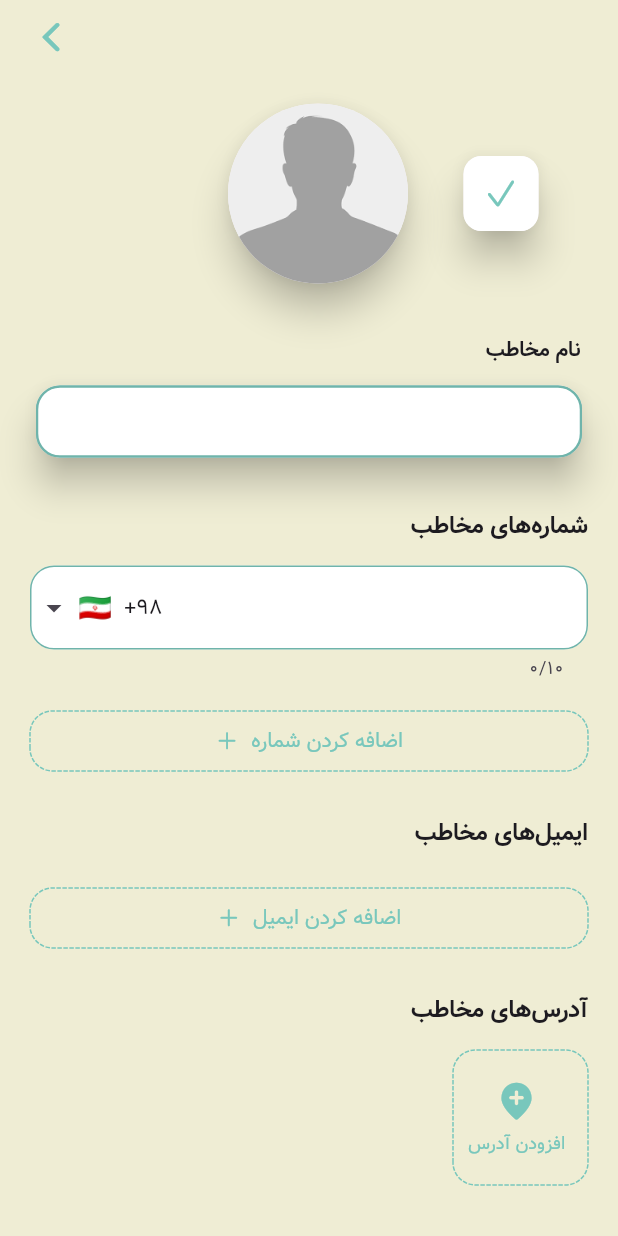
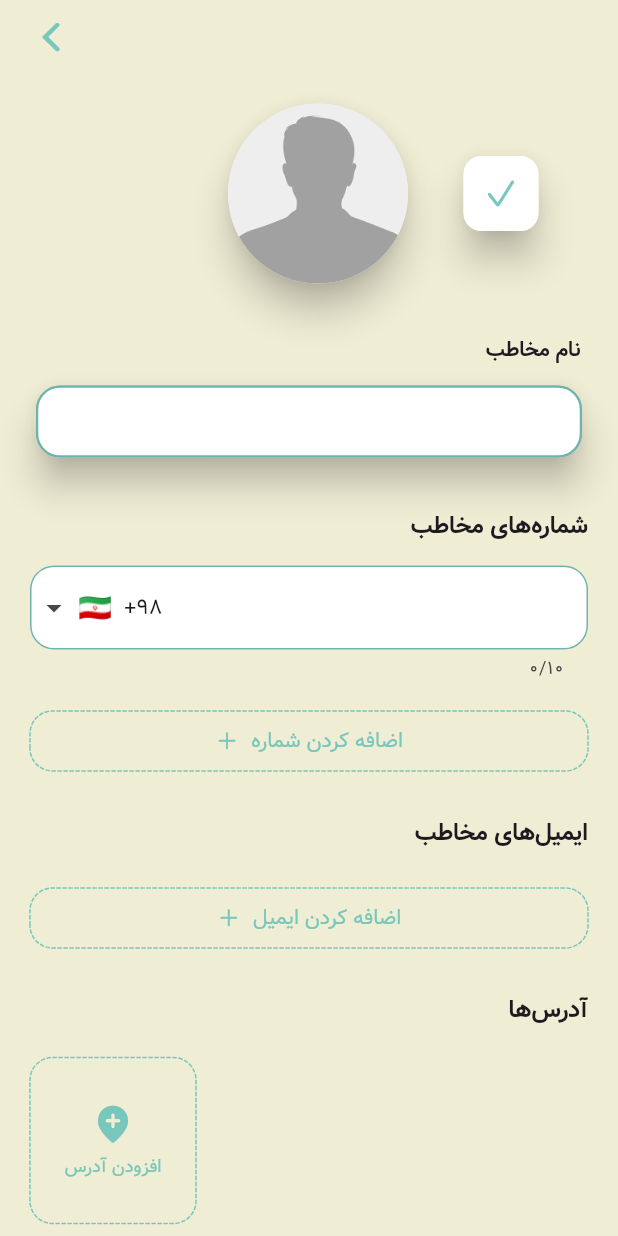
Before and after one commit to pooya-dani76/Contact-App, a Flutter app: the EditPage screen opened by its route, on a phone screen of 412 x 824 dp. Run offline on Flutter 3.47's test engine with Material 3 defaults, Android fonts, the phone set to English and light mode, and no system bars; drawn by our look-alikes of auto_size_text, dotted_border, intl_phone_field; our stand-ins replace another_flushbar, flutter_map, flutter_spinkit, get, image_cropper, image_picker and 6 more; missing offline and left inert: flutter_phone_direct_caller, maps_launcher; accounts and stored records are empty.

Commit message:
Address System Complete, Directions to Address Using Google Map

```diff
--- a/lib/pages/edit_page/view/address_getter.dart
+++ b/lib/pages/edit_page/view/address_getter.dart
@@ -1,7 +1,9 @@
 import 'package:dotted_border/dotted_border.dart';
 import 'package:flutter/material.dart';
 import 'package:get/get.dart';
+import 'package:latlong2/latlong.dart';
 import 'package:special_phone_book/pages/edit_page/controller/edit_page_controller.dart';
+import 'package:special_phone_book/pages/widgets/address_tile.dart';
 import 'package:special_phone_book/pages/widgets/custom_text.dart';
 
 class AddressGetter extends StatelessWidget {
@@ -15,34 +17,27 @@ class AddressGetter extends StatelessWidget {
           crossAxisAlignment: CrossAxisAlignment.end,
           children: [
             const CustomText(
-              text: 'آدرس‌های مخاطب',
+              text: 'آدرس‌ها',
               fontWeight: FontWeight.bold,
               fontSize: 16,
             ),
-            const SizedBox(height: 15),
-            Wrap(
-              spacing: 10,
-              runSpacing: 10,
-              alignment: WrapAlignment.end,
-              children: editPageController.addresses
-                      .map<Widget>((element) => Container(
-                            height: 90,
-                            width: 90,
-                            color: Colors.red,
-                          ))
-                      .toList() +
-                  <Widget>[
-                    InkWell(
-                      onTap: editPageController.addAddress,
+            const SizedBox(height: 20),
+            GridView.builder(
+              padding: const EdgeInsets.only(bottom: 80),
+              physics: const NeverScrollableScrollPhysics(),
+              shrinkWrap: true,
+              itemBuilder: (context, index) {
+                if (index == editPageController.addresses.length) {
+                  return InkWell(
+                    onTap: editPageController.getAddress,
                     child: SizedBox(
-                        height: 90,
-                        width: 90,
                       child: DottedBorder(
                         radius: const Radius.circular(15),
                         borderType: BorderType.RRect,
                         color: const Color(0xff78c7bc),
                         child: const Padding(
                             padding: EdgeInsets.all(8.0),
+                            child: Center(
                               child: Column(
                                 mainAxisAlignment: MainAxisAlignment.center,
                                 children: [
@@ -52,13 +47,42 @@ class AddressGetter extends StatelessWidget {
                                     size: 30,
                                   ),
                                   SizedBox(height: 5),
-                                CustomText(text: 'افزودن آدرس', color: Color(0xff78c7bc), fontSize: 9,)
+                                  CustomText(
+                                    text: 'افزودن آدرس',
+                                    color: Color(0xff78c7bc),
+                                    fontSize: 9,
+                                  )
                                 ],
+                              ),
                             )),
                       ),
                     ),
-                    )
-                  ],
+                  );
+                } else {
+                  return AddressTile(
+                    onCloseTap: () => editPageController.removeAddress(index: index),
+                    isEditing: true,
+                    coordinateIndex: index,
+                    coordinate: LatLng(editPageController.addresses[index]['latitude'],
+                        editPageController.addresses[index]['longitude']),
+                  );
+                }
+              },
+              itemCount: editPageController.addresses.length + 1,
+              gridDelegate: const SliverGridDelegateWithFixedCrossAxisCount(
+                crossAxisCount: 3,
+                crossAxisSpacing: 20.0,
+                mainAxisSpacing: 20.0,
+                childAspectRatio: 1,
+              ),
+            ),
+            const SizedBox(height: 15),
+          const CustomText(
+          text: 'توجه: برای ثبت و یا مشاهده آدرس روی نقشه اینترنت شما باید روشن باشد',
+          fontWeight: FontWeight.bold,
+          color: Colors.red,
+          maxLine: 2,
+          fontSize: 10,
         ),
           ],
         );
--- a/lib/pages/widgets/app_bar.dart
+++ b/lib/pages/widgets/app_bar.dart
@@ -18,6 +18,7 @@ class CustomAppBar extends StatelessWidget {
   Widget build(BuildContext context) {
     return Container(
       padding: const EdgeInsets.only(left: 10, right: 10),
+      color: backgroundColor,
       height: 50,
       child: Row(
         crossAxisAlignment: CrossAxisAlignment.center,
--- a/pubspec.yaml
+++ b/pubspec.yaml
@@ -54,6 +54,7 @@ dependencies:
   intl_phone_field: ^3.2.0
   flutter_map: ^7.0.2
   latlong2: ^0.9.1
+  maps_launcher: ^2.2.1
 
 dev_dependencies:
   flutter_test:
```
Also changed, not shown: lib/pages/detail_page/view/addresses_show.dart (+35 -3 lines), lib/pages/detail_page/view/emails_show.dart (+11 -1 lines), lib/pages/edit_page/controller/edit_page_controller.dart (+17 -4 lines), lib/pages/map_page/controller/map_page_controller.dart (+43 -3 lines), lib/pages/map_page/view/map_page.dart (+43 -11 lines), lib/pages/widgets/address_tile.dart (added, +81 -0 lines), pubspec.lock, 6 other files. Lines whose indentation alone changed are shown as unchanged.
